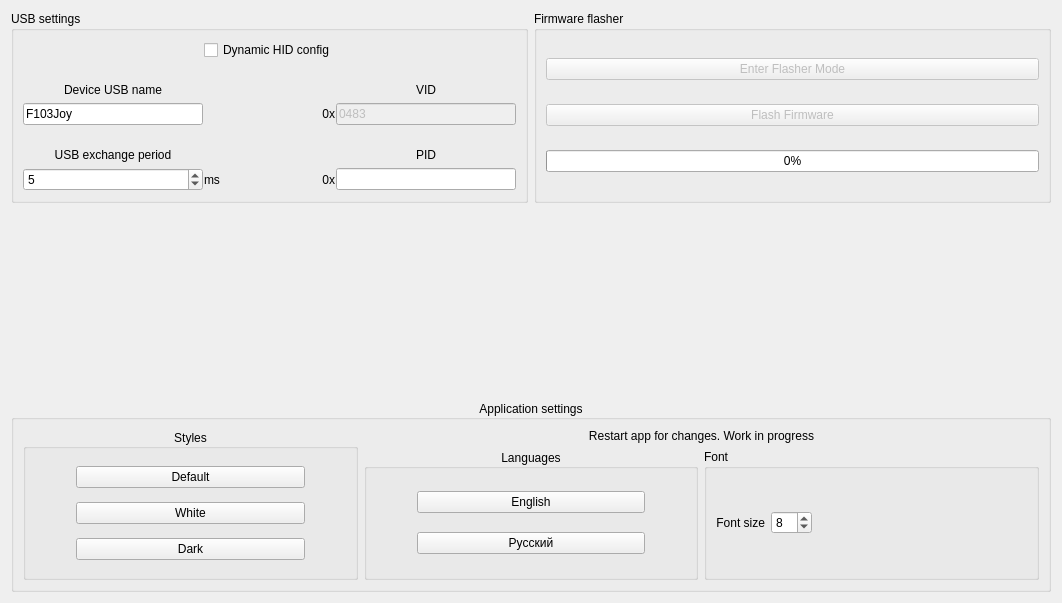
First picture: the form in widgets/advancedsettings.ui, repository FreeJoy-Team/FreeJoyConfiguratorQt, before the edit.
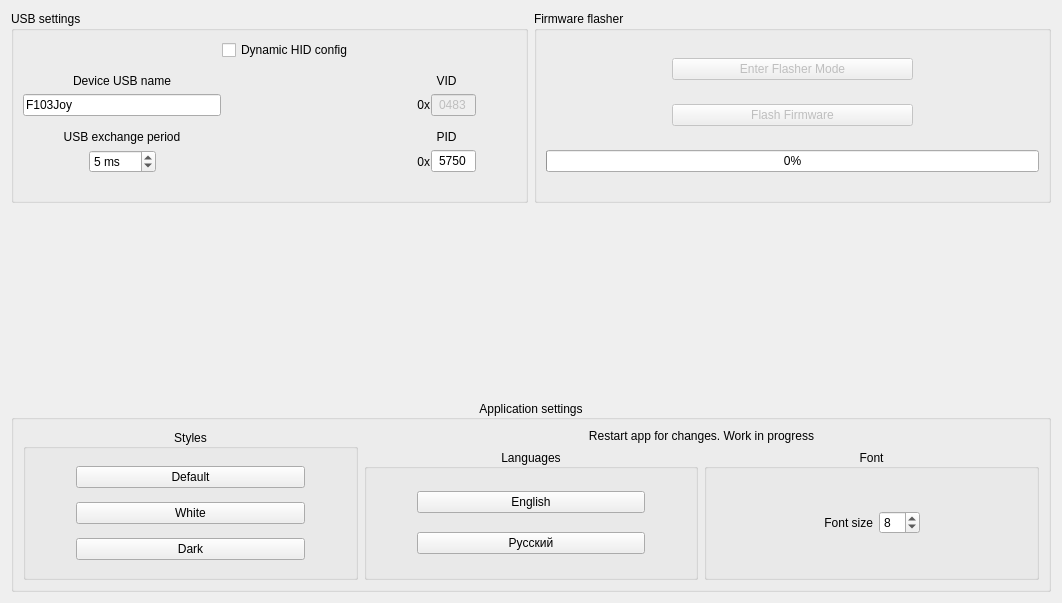
Second picture: the form after the edit.

```diff
--- a/widgets/advancedsettings.ui
+++ b/widgets/advancedsettings.ui
@@ -19,8 +19,27 @@
      <property name="title">
       <string>Firmware flasher</string>
      </property>
-     <layout class="QGridLayout" name="gridLayout_2" rowstretch="0,0,0">
-      <item row="1" column="0">
+     <layout class="QGridLayout" name="gridLayout_2" rowstretch="0,0,0" columnstretch="1,2,1">
+      <property name="leftMargin">
+       <number>9</number>
+      </property>
+      <property name="rightMargin">
+       <number>9</number>
+      </property>
+      <item row="0" column="0">
+       <spacer name="horizontalSpacer_2">
+        <property name="orientation">
+         <enum>Qt::Horizontal</enum>
+        </property>
+        <property name="sizeHint" stdset="0">
+         <size>
+          <width>40</width>
+          <height>20</height>
+         </size>
+        </property>
+       </spacer>
+      </item>
+      <item row="1" column="1">
        <widget class="QPushButton" name="pushButton_FlashFirmware">
         <property name="enabled">
          <bool>false</bool>
@@ -36,7 +55,7 @@
         </property>
        </widget>
       </item>
-      <item row="0" column="0">
+      <item row="0" column="1">
        <widget class="QPushButton" name="pushButton_FlasherMode">
         <property name="enabled">
          <bool>false</bool>
@@ -52,7 +71,20 @@
         </property>
        </widget>
       </item>
-      <item row="2" column="0">
+      <item row="0" column="2">
+       <spacer name="horizontalSpacer_5">
+        <property name="orientation">
+         <enum>Qt::Horizontal</enum>
+        </property>
+        <property name="sizeHint" stdset="0">
+         <size>
+          <width>40</width>
+          <height>20</height>
+         </size>
+        </property>
+       </spacer>
+      </item>
+      <item row="2" column="0" colspan="3">
        <widget class="QProgressBar" name="progressBar_Flash">
         <property name="sizePolicy">
          <sizepolicy hsizetype="Expanding" vsizetype="Fixed">
@@ -76,11 +108,43 @@
      <property name="title">
       <string>USB settings</string>
      </property>
-     <layout class="QGridLayout" name="gridLayout_3">
+     <layout class="QGridLayout" name="gridLayout_3" columnstretch="2,0,2,6,0,0,0">
+      <property name="leftMargin">
+       <number>9</number>
+      </property>
+      <property name="rightMargin">
+       <number>9</number>
+      </property>
+      <property name="bottomMargin">
+       <number>27</number>
+      </property>
       <property name="horizontalSpacing">
        <number>1</number>
       </property>
-      <item row="2" column="0">
+      <item row="0" column="3">
+       <widget class="QCheckBox" name="checkBox_DynamicHIDConfig">
+        <property name="layoutDirection">
+         <enum>Qt::LeftToRight</enum>
+        </property>
+        <property name="text">
+         <string>Dynamic HID config</string>
+        </property>
+       </widget>
+      </item>
+      <item row="4" column="2">
+       <spacer name="horizontalSpacer_3">
+        <property name="orientation">
+         <enum>Qt::Horizontal</enum>
+        </property>
+        <property name="sizeHint" stdset="0">
+         <size>
+          <width>40</width>
+          <height>20</height>
+         </size>
+        </property>
+       </spacer>
+      </item>
+      <item row="2" column="0" colspan="3">
        <widget class="QLineEdit" name="lineEdit_DeviceUSBName">
         <property name="sizePolicy">
          <sizepolicy hsizetype="Expanding" vsizetype="Fixed">
@@ -96,7 +160,108 @@
         </property>
        </widget>
       </item>
-      <item row="4" column="2">
+      <item row="3" column="0" colspan="3">
+       <widget class="QLabel" name="text_USBExchangePeriod">
+        <property name="sizePolicy">
+         <sizepolicy hsizetype="Preferred" vsizetype="Preferred">
+          <horstretch>0</horstretch>
+          <verstretch>0</verstretch>
+         </sizepolicy>
+        </property>
+        <property name="text">
+         <string>USB exchange period</string>
+        </property>
+        <property name="alignment">
+         <set>Qt::AlignBottom|Qt::AlignHCenter</set>
+        </property>
+       </widget>
+      </item>
+      <item row="1" column="4" colspan="2">
+       <widget class="QLabel" name="text_VID">
+        <property name="sizePolicy">
+         <sizepolicy hsizetype="Minimum" vsizetype="Preferred">
+          <horstretch>0</horstretch>
+          <verstretch>0</verstretch>
+         </sizepolicy>
+        </property>
+        <property name="text">
+         <string>VID</string>
+        </property>
+        <property name="alignment">
+         <set>Qt::AlignBottom|Qt::AlignHCenter</set>
+        </property>
+       </widget>
+      </item>
+      <item row="1" column="0" colspan="3">
+       <widget class="QLabel" name="text_DeviceUSBName">
+        <property name="sizePolicy">
+         <sizepolicy hsizetype="Preferred" vsizetype="Preferred">
+          <horstretch>0</horstretch>
+          <verstretch>0</verstretch>
+         </sizepolicy>
+        </property>
+        <property name="text">
+         <string>Device USB name</string>
+        </property>
+        <property name="alignment">
+         <set>Qt::AlignBottom|Qt::AlignHCenter</set>
+        </property>
+       </widget>
+      </item>
+      <item row="4" column="5">
+       <widget class="QLineEdit" name="lineEdit_PID">
+        <property name="sizePolicy">
+         <sizepolicy hsizetype="Minimum" vsizetype="Fixed">
+          <horstretch>0</horstretch>
+          <verstretch>0</verstretch>
+         </sizepolicy>
+        </property>
+        <property name="maximumSize">
+         <size>
+          <width>45</width>
+          <height>16777215</height>
+         </size>
+        </property>
+        <property name="inputMask">
+         <string>HHHH</string>
+        </property>
+        <property name="text">
+         <string notr="true">5750</string>
+        </property>
+        <property name="alignment">
+         <set>Qt::AlignCenter</set>
+        </property>
+       </widget>
+      </item>
+      <item row="2" column="5">
+       <widget class="QLineEdit" name="lineEdit_VID">
+        <property name="enabled">
+         <bool>false</bool>
+        </property>
+        <property name="sizePolicy">
+         <sizepolicy hsizetype="Minimum" vsizetype="Fixed">
+          <horstretch>0</horstretch>
+          <verstretch>0</verstretch>
+         </sizepolicy>
+        </property>
+        <property name="maximumSize">
+         <size>
+          <width>45</width>
+          <height>16777215</height>
+         </size>
+        </property>
+        <property name="inputMask">
+         <string>HHHH</string>
+        </property>
+        <property name="text">
+         <string notr="true">0483</string>
+        </property>
+        <property name="alignment">
+         <set>Qt::AlignCenter</set>
+        </property>
+       </widget>
+      </item>
+      <item row="4" column="4">
        <widget class="QLabel" name="text_PID_0x">
         <property name="text">
          <string notr="true">0x</string>
@@ -106,23 +271,29 @@
         </property>
        </widget>
       </item>
-      <item row="4" column="0">
+      <item row="4" column="1">
        <widget class="QSpinBox" name="spinBox_USBExchangePeriod">
         <property name="sizePolicy">
-         <sizepolicy hsizetype="Ignored" vsizetype="Fixed">
+         <sizepolicy hsizetype="Fixed" vsizetype="Fixed">
           <horstretch>0</horstretch>
           <verstretch>0</verstretch>
          </sizepolicy>
         </property>
+        <property name="styleSheet">
+         <string notr="true"/>
+        </property>
         <property name="frame">
          <bool>true</bool>
         </property>
-        <property name="buttonSymbols">
-         <enum>QAbstractSpinBox::UpDownArrows</enum>
+        <property name="alignment">
+         <set>Qt::AlignLeading|Qt::AlignLeft|Qt::AlignVCenter</set>
         </property>
         <property name="correctionMode">
          <enum>QAbstractSpinBox::CorrectToNearestValue</enum>
         </property>
+        <property name="suffix">
+         <string> ms</string>
+        </property>
         <property name="minimum">
          <number>1</number>
         </property>
@@ -134,74 +305,14 @@
         </property>
        </widget>
       </item>
-      <item row="4" column="1">
-       <widget class="QLabel" name="text_UBS_ms">
-        <property name="text">
-         <string>ms</string>
-        </property>
-       </widget>
-      </item>
-      <item row="1" column="0">
-       <widget class="QLabel" name="text_DeviceUSBName">
-        <property name="sizePolicy">
-         <sizepolicy hsizetype="Preferred" vsizetype="Preferred">
-          <horstretch>0</horstretch>
-          <verstretch>0</verstretch>
-         </sizepolicy>
-        </property>
-        <property name="text">
-         <string>Device USB name</string>
-        </property>
-        <property name="alignment">
-         <set>Qt::AlignBottom|Qt::AlignHCenter</set>
-        </property>
-       </widget>
-      </item>
-      <item row="3" column="0">
-       <widget class="QLabel" name="text_USBExchangePeriod">
-        <property name="sizePolicy">
-         <sizepolicy hsizetype="Preferred" vsizetype="Preferred">
-          <horstretch>0</horstretch>
-          <verstretch>0</verstretch>
-         </sizepolicy>
-        </property>
-        <property name="text">
-         <string>USB exchange period</string>
-        </property>
-        <property name="alignment">
-         <set>Qt::AlignBottom|Qt::AlignHCenter</set>
-        </property>
-       </widget>
-      </item>
-      <item row="4" column="3">
-       <widget class="QLineEdit" name="lineEdit_PID">
-        <property name="text">
-         <string notr="true"/>
-        </property>
-       </widget>
-      </item>
-      <item row="2" column="3">
-       <widget class="QLineEdit" name="lineEdit_VID">
-        <property name="enabled">
-         <bool>false</bool>
-        </property>
-        <property name="text">
-         <string notr="true">0483</string>
-        </property>
-       </widget>
-      </item>
-      <item row="2" column="2">
-       <widget class="QLabel" name="text_VID_0x">
-        <property name="text">
-         <string notr="true">0x</string>
-        </property>
-        <property name="alignment">
-         <set>Qt::AlignRight|Qt::AlignTrailing|Qt::AlignVCenter</set>
-        </property>
-       </widget>
-      </item>
-      <item row="3" column="3">
+      <item row="3" column="4" colspan="2">
        <widget class="QLabel" name="text_PID">
+        <property name="sizePolicy">
+         <sizepolicy hsizetype="Minimum" vsizetype="Preferred">
+          <horstretch>0</horstretch>
+          <verstretch>0</verstretch>
+         </sizepolicy>
+        </property>
         <property name="text">
          <string>PID</string>
         </property>
@@ -210,22 +321,41 @@
         </property>
        </widget>
       </item>
-      <item row="1" column="3">
-       <widget class="QLabel" name="text_VID">
+      <item row="2" column="4">
+       <widget class="QLabel" name="text_VID_0x">
         <property name="text">
-         <string>VID</string>
+         <string notr="true">0x</string>
         </property>
         <property name="alignment">
-         <set>Qt::AlignBottom|Qt::AlignHCenter</set>
+         <set>Qt::AlignRight|Qt::AlignTrailing|Qt::AlignVCenter</set>
         </property>
        </widget>
       </item>
-      <item row="0" column="1" colspan="2">
-       <widget class="QCheckBox" name="checkBox_DynamicHIDConfig">
-        <property name="text">
-         <string>Dynamic HID config</string>
+      <item row="4" column="0">
+       <spacer name="horizontalSpacer_4">
+        <property name="orientation">
+         <enum>Qt::Horizontal</enum>
         </property>
-       </widget>
+        <property name="sizeHint" stdset="0">
+         <size>
+          <width>40</width>
+          <height>20</height>
+         </size>
+        </property>
+       </spacer>
+      </item>
+      <item row="2" column="6">
+       <spacer name="horizontalSpacer_6">
+        <property name="orientation">
+         <enum>Qt::Horizontal</enum>
+        </property>
+        <property name="sizeHint" stdset="0">
+         <size>
+          <width>40</width>
+          <height>20</height>
+         </size>
+        </property>
+       </spacer>
       </item>
      </layout>
     </widget>
@@ -289,11 +419,37 @@
         <property name="title">
          <string>Font</string>
         </property>
-        <layout class="QGridLayout" name="gridLayout_7" columnstretch="1,1,5">
+        <property name="alignment">
+         <set>Qt::AlignCenter</set>
+        </property>
+        <layout class="QGridLayout" name="gridLayout_7" columnstretch="1,0,1,1">
          <property name="rightMargin">
           <number>9</number>
          </property>
+         <item row="1" column="3">
+          <spacer name="horizontalSpacer">
+           <property name="orientation">
+            <enum>Qt::Horizontal</enum>
+           </property>
+           <property name="sizeHint" stdset="0">
+            <size>
+             <width>40</width>
+             <height>20</height>
+            </size>
+           </property>
+          </spacer>
+         </item>
          <item row="1" column="1">
+          <widget class="QLabel" name="text_FontSize">
+           <property name="text">
+            <string>Font size</string>
+           </property>
+           <property name="alignment">
+            <set>Qt::AlignRight|Qt::AlignTrailing|Qt::AlignVCenter</set>
+           </property>
+          </widget>
+         </item>
+         <item row="1" column="2">
           <widget class="QSpinBox" name="spinBox_FontSize">
            <property name="sizePolicy">
             <sizepolicy hsizetype="Fixed" vsizetype="Fixed">
@@ -313,17 +469,7 @@
           </widget>
          </item>
          <item row="1" column="0">
-          <widget class="QLabel" name="text_FontSize">
-           <property name="text">
-            <string>Font size</string>
-           </property>
-           <property name="alignment">
-            <set>Qt::AlignRight|Qt::AlignTrailing|Qt::AlignVCenter</set>
-           </property>
-          </widget>
-         </item>
-         <item row="1" column="2">
-          <spacer name="horizontalSpacer">
+          <spacer name="horizontalSpacer_7">
            <property name="orientation">
             <enum>Qt::Horizontal</enum>
            </property>
```
Left out of the diff: 2 changed lines with no effect on the pictures.
